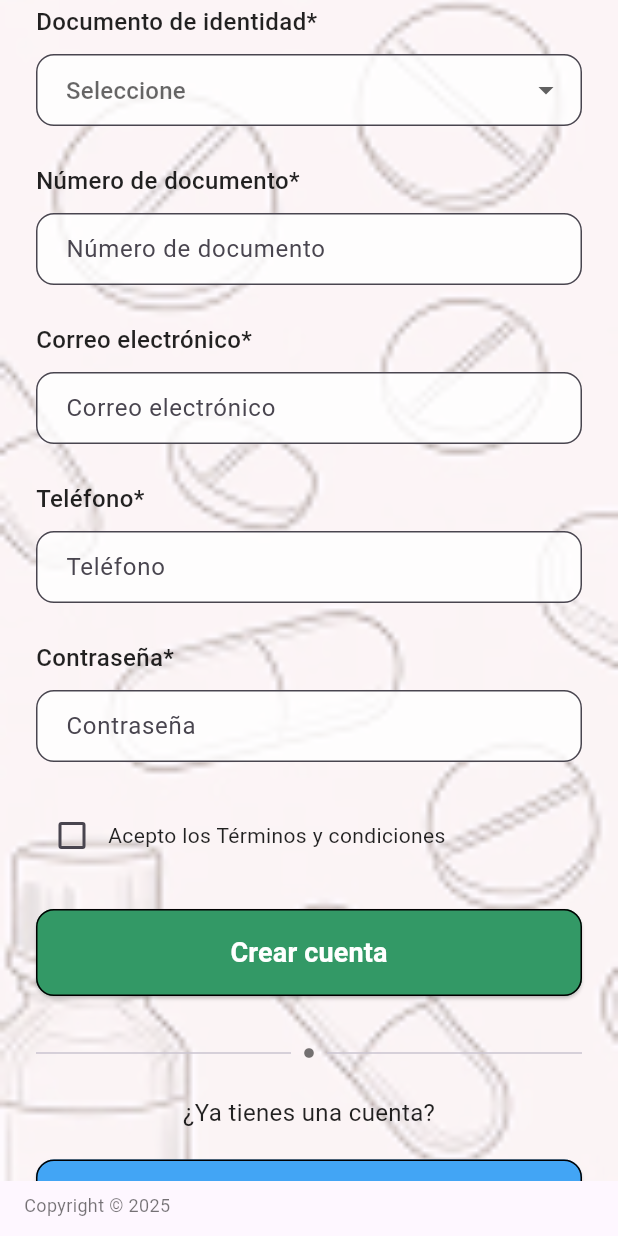
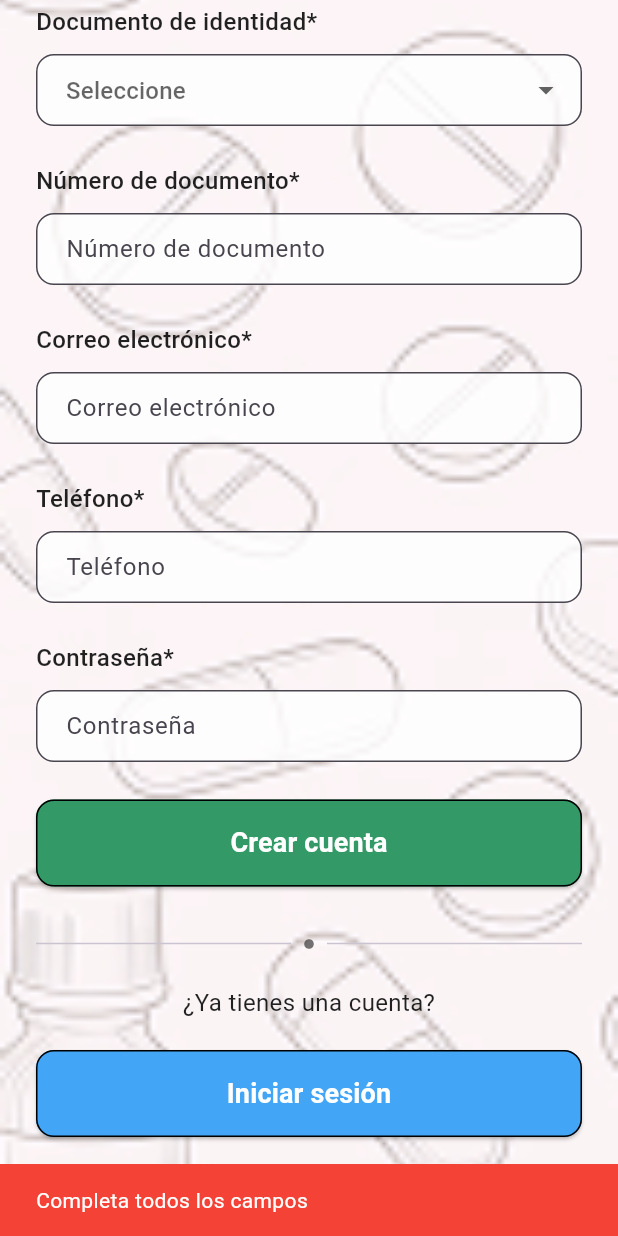
Before and after one commit to MARIA69222/MediKeep, a Flutter app: the RegisterView screen opened directly, scrolled down 576 dp, after a tap on "Crear cuenta", on a phone screen of 412 x 824 dp. Run offline on Flutter 3.47's test engine with Material 3 defaults, Android fonts, the phone set to English and light mode, and no system bars; our stand-ins replace flutter_svg, image_picker, table_calendar.

Commit message:
feat(register_view): improve form validation and simplify UI. - Removed the "Acepto los Términos y condiciones" checkbox.  -Added required-field validation for all inputs (name, lastName, date of birth, document type, document number, email, phone and password).  - Shows a red SnackBar with "Completa todos los campos" when validation fails.  - On successful registration (HTTP 201), user is redirected to the dashboard.  - Removed the footer text at the bottom of the form.

```diff
--- a/Frontend-MediKeep/lib/Views/register_view.dart
+++ b/Frontend-MediKeep/lib/Views/register_view.dart
@@ -1,7 +1,77 @@
 import 'package:flutter/material.dart';
+import 'package:http/http.dart' as http;
+import 'dart:convert';
 
 class RegisterView extends StatelessWidget {
-  const RegisterView({super.key});
+  RegisterView({super.key});
+
+  final String apiUrl = 'http://localhost:3001/api/usuario';
+  final TextEditingController nameController = TextEditingController();
+  final TextEditingController emailController = TextEditingController();
+  final TextEditingController passwordController = TextEditingController();
+  final TextEditingController documentController = TextEditingController();
+  final TextEditingController phoneController = TextEditingController();
+  final TextEditingController dobController = TextEditingController();
+  final TextEditingController lastNameController = TextEditingController();
+  String? _selectedIdType;
+
+  String result = '';
+
+  Future<void> _register(BuildContext context) async {
+    // Validación: verificar que ningún campo esté vacío
+    if (nameController.text.isEmpty ||
+        lastNameController.text.isEmpty ||
+        dobController.text.isEmpty ||
+        _selectedIdType == null ||
+        documentController.text.isEmpty ||
+        emailController.text.isEmpty ||
+        phoneController.text.isEmpty ||
+        passwordController.text.isEmpty) {
+      ScaffoldMessenger.of(context).showSnackBar(
+        const SnackBar(
+          content: Text(
+            "Completa todos los campos",
+            style: TextStyle(color: Colors.white),
+          ),
+          backgroundColor: Colors.red,
+        ),
+      );
+      return;
+    }
+
+    try {
+      final response = await http.post(
+        Uri.parse(apiUrl),
+        headers: <String, String>{
+          'Content-Type': 'application/json; charset=UTF-8',
+        },
+        body: jsonEncode(<String, dynamic>{
+          'nombre': nameController.text,
+          'correo': emailController.text,
+          'contrasena': passwordController.text,
+          'numeroDocumento': documentController.text,
+          'telefono': phoneController.text,
+          'fechaNacimiento': dobController.text,
+          'apellido': lastNameController.text,
+          'tipoDocumento': _selectedIdType,
+          'enfermedad': "",
+          'fotoPerfil': "",
+        }),
+      );
+
+      if (response.statusCode == 201) {
+        final responseData = jsonDecode(response.body);
+        print("Usuario creado: $responseData");
+
+        // Ir directo al dashboard
+        Navigator.pushReplacementNamed(context, '/dashboard');
+      } else {
+        throw Exception('Failed to post data');
+      }
+    } catch (e) {
+      print('Error: $e');
+    }
+  }
 
   @override
   Widget build(BuildContext context) {
@@ -76,6 +146,7 @@ class RegisterView extends StatelessWidget {
                   const SizedBox(height: 10),
                   TextFormField(
                     decoration: _inputDecoration('Nombre'),
+                    controller: nameController,
                   ),
                   const SizedBox(height: 25),
 
@@ -88,6 +159,7 @@ class RegisterView extends StatelessWidget {
                   const SizedBox(height: 10),
                   TextFormField(
                     decoration: _inputDecoration('Apellido'),
+                    controller: lastNameController,
                   ),
                   const SizedBox(height: 25),
 
@@ -100,6 +172,7 @@ class RegisterView extends StatelessWidget {
                   const SizedBox(height: 10),
                   TextFormField(
                     decoration: _inputDecoration('DD / MM / YYYY'),
+                    controller: dobController,
                     keyboardType: TextInputType.datetime,
                   ),
                   const SizedBox(height: 25),
@@ -120,7 +193,9 @@ class RegisterView extends StatelessWidget {
                           value: 'ce', child: Text('Cédula de extranjería')),
                       DropdownMenuItem(value: 'pp', child: Text('Pasaporte')),
                     ],
-                    onChanged: (value) {},
+                    onChanged: (value) {
+                      _selectedIdType = value;
+                    },
                   ),
                   const SizedBox(height: 25),
 
@@ -133,6 +208,7 @@ class RegisterView extends StatelessWidget {
                   const SizedBox(height: 10),
                   TextFormField(
                     decoration: _inputDecoration('Número de documento'),
+                    controller: documentController,
                     keyboardType: TextInputType.number,
                   ),
                   const SizedBox(height: 25),
@@ -146,6 +222,7 @@ class RegisterView extends StatelessWidget {
                   const SizedBox(height: 10),
                   TextFormField(
                     decoration: _inputDecoration('Correo electrónico'),
+                    controller: emailController,
                     keyboardType: TextInputType.emailAddress,
                   ),
                   const SizedBox(height: 25),
@@ -159,6 +236,7 @@ class RegisterView extends StatelessWidget {
                   const SizedBox(height: 10),
                   TextFormField(
                     decoration: _inputDecoration('Teléfono'),
+                    controller: phoneController,
                     keyboardType: TextInputType.phone,
                   ),
                   const SizedBox(height: 25),
@@ -173,24 +251,7 @@ class RegisterView extends StatelessWidget {
                   TextFormField(
                     obscureText: true,
                     decoration: _inputDecoration('Contraseña'),
-                  ),
-                  const SizedBox(height: 25),
-
-                  // Aceptar términos
-                  Row(
-                    children: [
-                      Checkbox(
-                        value: false,
-                        onChanged: (value) {},
-                      ),
-                      const Text(
-                        'Acepto los Términos y condiciones',
-                        style: TextStyle(
-                          fontSize: 14,
-                          color: Colors.black87,
-                        ),
-                      ),
-                    ],
+                    controller: passwordController,
                   ),
                   const SizedBox(height: 25),
 
@@ -199,7 +260,7 @@ class RegisterView extends StatelessWidget {
                     width: double.infinity,
                     child: ElevatedButton(
                       onPressed: () {
-                        // Lógica crear cuenta
+                        _register(context);
                       },
                       style: ElevatedButton.styleFrom(
                         backgroundColor: const Color(0xFF339966),
@@ -227,7 +288,8 @@ class RegisterView extends StatelessWidget {
                       Expanded(child: Divider(thickness: 1)),
                       Padding(
                         padding: EdgeInsets.symmetric(horizontal: 8.0),
-                        child: Icon(Icons.circle, size: 8, color: Colors.black54),
+                        child: Icon(Icons.circle,
+                            size: 8, color: Colors.black54),
                       ),
                       Expanded(child: Divider(thickness: 1)),
                     ],
@@ -251,7 +313,7 @@ class RegisterView extends StatelessWidget {
                     width: double.infinity,
                     child: ElevatedButton(
                       onPressed: () {
-                        // Lógica iniciar sesión
+                        Navigator.pushNamed(context, '/login');
                       },
                       style: ElevatedButton.styleFrom(
                         backgroundColor: const Color(0xFF42A5F5),
@@ -279,19 +341,6 @@ class RegisterView extends StatelessWidget {
           ),
         ],
       ),
-
-      // 👇 Footer fijo abajo
-      bottomNavigationBar: Container(
-        padding: const EdgeInsets.only(bottom: 12.0, left: 16.0, top: 8),
-        color: Colors.transparent,
-        child: const Text(
-          'Copyright © 2025',
-          style: TextStyle(
-            fontSize: 12,
-            color: Colors.black54,
-          ),
-        ),
-      ),
     );
   }
 
```
